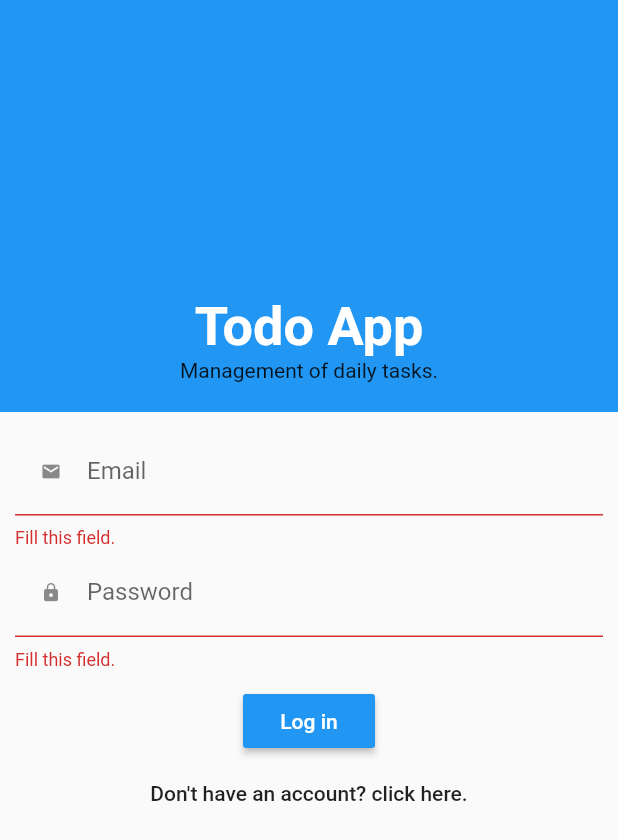
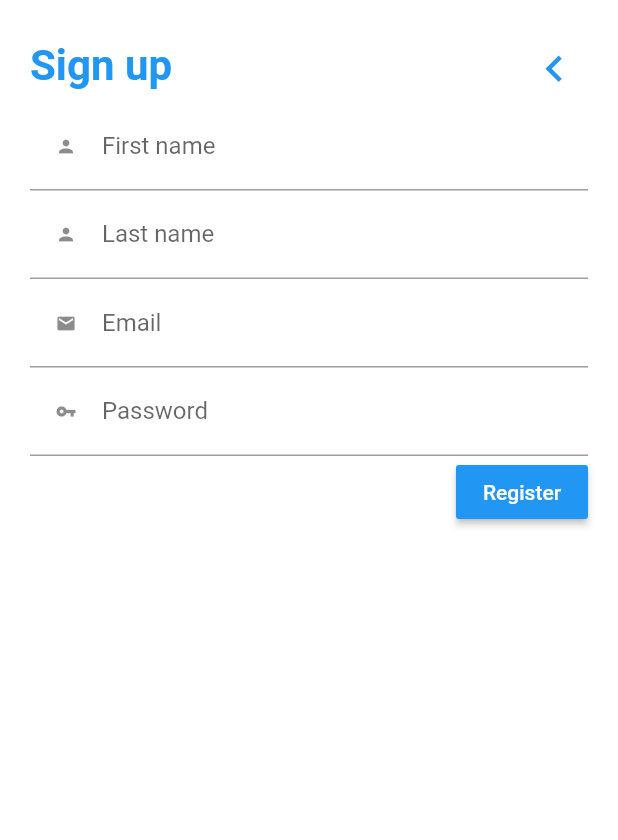
Before and after one commit to Joaovsa7/todo-app-mobile, a Flutter app: the screen it shows after launch, after a tap on "Log in", after a tap on "Don't have an account? click here.", on a phone screen of 412 x 824 dp. Shown: the top 840 px of the screen. Run offline on Flutter 3.47's test engine with Material 2 defaults, Android fonts, the phone set to English and light mode, and no system bars; our stand-ins replace email_validator, shared_preferences; accounts and stored records are empty.

Commit message:
signup page ok, refactoring routes and using shared preferences to save user data

```diff
--- /dev/null
+++ b/lib/app.dart
@@ -0,0 +1,21 @@
+import 'package:flutter/material.dart';
+import './screens/register.dart';
+import './screens/homepage.dart';
+import './screens/login.dart';
+
+class TodoApp extends StatelessWidget {
+  // This widget is the root of your application.
+  @override
+  Widget build(BuildContext context) {
+    return MaterialApp(
+      title: 'TODO APP',
+      debugShowCheckedModeBanner: false,
+      initialRoute: '/',
+      routes: {
+        '/': (context) => Login(),
+        '/register': (context) => Register(),
+        '/dashboard': (context) => HomePage(),
+      },
+    );
+  }
+}
--- a/lib/components/loginForm.dart
+++ b/lib/components/loginForm.dart
@@ -1,6 +1,5 @@
 import 'package:flutter/material.dart';
-import 'package:todo_app/screens/homepage.dart';
-import 'package:todo_app/screens/signUp.dart';
+import '../services/sharedPref.dart';
 import '../services/user.dart';
 
 class FormLogin extends StatelessWidget {
@@ -8,11 +7,14 @@ class FormLogin extends StatelessWidget {
   final emailController = TextEditingController();
   final passwordController = TextEditingController();
   final userService = new UserService();
+  final sharedPref = SharedPref();
+
   @override
   Widget build(BuildContext context) {
     // Build a Form widget using the _formKey created above.
     return Container(
       margin: new EdgeInsets.all(10),
+      child: SingleChildScrollView(
         child: Form(
           key: _formKey,
           child: Column(
@@ -63,8 +65,9 @@ class FormLogin extends StatelessWidget {
                 child: RaisedButton(
                   onPressed: () async {
                     if (_formKey.currentState.validate()) {
-                    Scaffold.of(context).showSnackBar(
-                        SnackBar(content: Text('Processing Data')));
+                      Scaffold.of(context)
+                          .showSnackBar(SnackBar(content: Text('wait...')));
+
                       var loginResponse = await userService.login(
                           emailController.text.trim(),
                           passwordController.text.trim());
@@ -76,14 +79,10 @@ class FormLogin extends StatelessWidget {
                       }
 
                       var userData = loginResponse.user;
-                    String name = "${userData.firstName} ${userData.lastName}";
-
-                    return Navigator.push(
-                        context,
-                        MaterialPageRoute(
-                            builder: (context) =>
-                                HomePage(name: name, userId: userData.id)));
+                      await sharedPref.save('userData', userData);
+                      return Navigator.pushNamed(context, '/dashboard');
                     }
+                    return null;
                   },
                   child: Text(
                     'Log in',
@@ -95,13 +94,13 @@ class FormLogin extends StatelessWidget {
                 ),
               ),
               MaterialButton(
+                child: Text("Don't have an account? click here."),
                 onPressed: () {
-                return Navigator.push(
-                    context, MaterialPageRoute(builder: (context) => SignUp()));
+                  Navigator.pushNamed(context, '/register');
                 },
-              child: Text("Don't have an account? click here."),
               ),
             ],
+          ),
         ),
       ),
     );
--- a/lib/main.dart
+++ b/lib/main.dart
@@ -1,16 +1,4 @@
 import 'package:flutter/material.dart';
-import './screens/login.dart';
+import 'app.dart';
 
-void main() => runApp(MyApp());
-
-class MyApp extends StatelessWidget {
-  // This widget is the root of your application.
-  @override
-  Widget build(BuildContext context) {
-    return MaterialApp(
-      title: 'TODO APP',
-      debugShowCheckedModeBanner: false,
-      home: Login(),
-    );
-  }
-}
+void main() => runApp(TodoApp());
--- a/lib/models/task.dart
+++ b/lib/models/task.dart
@@ -6,7 +6,6 @@ class TasksModel {
   String title;
   String description;
   String userId;
-  int iV;
   bool error;
   String errorMessage;
   String successMessage;
@@ -19,7 +18,6 @@ class TasksModel {
       this.title,
       this.description,
       this.userId,
-      this.iV,
       this.error,
       this.errorMessage,
       this.successMessage});
@@ -32,7 +30,6 @@ class TasksModel {
     title = json['title'];
     description = json['description'];
     userId = json['user_id'];
-    iV = json['__v'];
     successMessage = json['success'];
   }
 
@@ -45,7 +42,6 @@ class TasksModel {
     data['title'] = this.title;
     data['description'] = this.description;
     data['user_id'] = this.userId;
-    data['__v'] = this.iV;
     data['error'] = this.errorMessage;
     return data;
   }
--- a/lib/models/user.dart
+++ b/lib/models/user.dart
@@ -2,21 +2,20 @@ class LoginResponse {
   User user;
   bool auth;
   String token;
-  bool error;
-  String errorMessage;
+  String error;
 
   LoginResponse({
     this.user,
     this.auth = false,
     this.token,
-    this.error = false,
-    this.errorMessage,
+    this.error,
   });
 
   LoginResponse.fromJson(Map<String, dynamic> json) {
     user = json['user'] != null ? new User.fromJson(json['user']) : null;
     auth = json['auth'];
     token = json['token'];
+    error = json['error'];
   }
 
   Map<String, dynamic> toJson() {
@@ -26,6 +25,7 @@ class LoginResponse {
     }
     data['auth'] = this.auth;
     data['token'] = this.token;
+    data['error'] = this.error;
     return data;
   }
 }
@@ -74,59 +74,3 @@ class User {
     return data;
   }
 }
-
-class RegisterResponse {
-  String message;
-  Data data;
-  bool error;
-
-  RegisterResponse({this.error, this.message, this.data});
-
-  RegisterResponse.fromJson(Map<String, dynamic> json) {
-    message = json['message'];
-    data = json['data'] != null ? new Data.fromJson(json['data']) : null;
-  }
-
-  Map<String, dynamic> toJson() {
-    final Map<String, dynamic> data = new Map<String, dynamic>();
-    data['message'] = this.message;
-    if (this.data != null) {
-      data['data'] = this.data.toJson();
-    }
-    return data;
-  }
-}
-
-class Data {
-  String password;
-  int status;
-  String sId;
-  String firstName;
-  String lastName;
-  String email;
-
-  Data({
-    this.password,
-    this.status,
-    this.sId,
-    this.firstName,
-    this.lastName,
-    this.email,
-  });
-
-  Data.fromJson(Map<String, dynamic> json) {
-    password = json['password'];
-    firstName = json['firstName'];
-    lastName = json['lastName'];
-    email = json['email'];
-  }
-
-  Map<String, dynamic> toJson() {
-    final Map<String, dynamic> data = new Map<String, dynamic>();
-    data['password'] = this.password;
-    data['firstName'] = this.firstName;
-    data['lastName'] = this.lastName;
-    data['email'] = this.email;
-    return data;
-  }
-}
--- /dev/null
+++ b/lib/screens/register.dart
@@ -0,0 +1,195 @@
+import 'package:flutter/material.dart';
+import 'package:email_validator/email_validator.dart';
+import '../services/user.dart';
+
+class Register extends StatelessWidget {
+  final _formKey = GlobalKey<FormState>();
+  final userService = new UserService();
+  final formData = new Map();
+  final globalKey = GlobalKey<ScaffoldState>();
+
+  String _defaultFieldValidator(value) {
+    if (value.trim().isEmpty) {
+      return 'Fill this field.';
+    }
+    return null;
+  }
+
+  @override
+  Widget build(BuildContext context) {
+    return SafeArea(
+      child: Scaffold(
+        backgroundColor: Colors.white,
+        body: Builder(
+          builder: (BuildContext context) {
+            return SingleChildScrollView(
+              child: Container(
+                margin: EdgeInsets.all(20),
+                child: Row(
+                  children: <Widget>[
+                    Expanded(
+                      child: Column(
+                        crossAxisAlignment: CrossAxisAlignment.start,
+                        children: <Widget>[
+                          Container(
+                            child: Row(
+                              mainAxisAlignment: MainAxisAlignment.spaceBetween,
+                              children: <Widget>[
+                                Column(
+                                  children: <Widget>[
+                                    Text(
+                                      'Sign up',
+                                      style: TextStyle(
+                                          fontSize: 28,
+                                          fontWeight: FontWeight.bold,
+                                          color: Colors.blue),
+                                    ),
+                                  ],
+                                ),
+                                Column(
+                                  children: <Widget>[
+                                    IconButton(
+                                      onPressed: () {
+                                        return Navigator.pop(context);
+                                      },
+                                      icon: Icon(
+                                        Icons.navigate_before,
+                                        size: 35,
+                                      ),
+                                      color: Colors.blue,
+                                    ),
+                                  ],
+                                ),
+                              ],
+                            ),
+                          ),
+                          Form(
+                            key: _formKey,
+                            child: Column(
+                              children: <Widget>[
+                                TextFormField(
+                                  textAlign: TextAlign.left,
+                                  validator: (value) =>
+                                      _defaultFieldValidator(value),
+                                  onChanged: (value) {
+                                    formData['firstName'] = value;
+                                  },
+                                  decoration: const InputDecoration(
+                                      labelText: 'First name',
+                                      hintText: "John",
+                                      prefixIcon: Icon(
+                                        Icons.person,
+                                        size: 14,
+                                      ),
+                                      hintStyle: TextStyle(fontSize: 12)),
+                                ),
+                                TextFormField(
+                                  textAlign: TextAlign.left,
+                                  validator: (value) =>
+                                      _defaultFieldValidator(value),
+                                  onChanged: (value) {
+                                    formData['lastName'] = value;
+                                  },
+                                  decoration: const InputDecoration(
+                                      labelText: 'Last name',
+                                      hintText: "Doe",
+                                      prefixIcon: Icon(
+                                        Icons.person,
+                                        size: 14,
+                                      ),
+                                      hintStyle: TextStyle(fontSize: 14)),
+                                ),
+                                TextFormField(
+                                  textAlign: TextAlign.left,
+                                  validator: (value) {
+                                    final isValid =
+                                        EmailValidator.validate(value);
+                                    if (!isValid) {
+                                      return 'This email is not correct.';
+                                    }
+                                    return null;
+                                  },
+                                  onChanged: (value) {
+                                    formData['email'] = value;
+                                  },
+                                  decoration: const InputDecoration(
+                                      labelText: 'Email',
+                                      hintText: "google@gmail.com",
+                                      prefixIcon: Icon(
+                                        Icons.email,
+                                        size: 14,
+                                      ),
+                                      hintStyle: TextStyle(fontSize: 14)),
+                                  keyboardType: TextInputType.text,
+                                ),
+                                TextFormField(
+                                  textAlign: TextAlign.left,
+                                  validator: (value) =>
+                                      _defaultFieldValidator(value),
+                                  onChanged: (value) {
+                                    formData['password'] = value;
+                                  },
+                                  decoration: const InputDecoration(
+                                    labelText: 'Password',
+                                    hintText: "google@gmail.com",
+                                    prefixIcon: Icon(
+                                      Icons.vpn_key,
+                                      size: 14,
+                                    ),
+                                    hintStyle: TextStyle(fontSize: 14),
+                                  ),
+                                  keyboardType: TextInputType.emailAddress,
+                                )
+                              ],
+                            ),
+                          ),
+                          Row(
+                            mainAxisAlignment: MainAxisAlignment.end,
+                            children: <Widget>[
+                              RaisedButton(
+                                color: Colors.blue,
+                                onPressed: () async {
+                                  if (_formKey.currentState.validate()) {
+                                    // If the form is valid, display a snackbar. In the real world,
+                                    // you'd often call a server or save the information in a database.
+                                    var loginResponse =
+                                        await userService.register(formData);
+                                    var hasError =
+                                        loginResponse.error.isNotEmpty;
+
+                                    if (hasError) {
+                                      return Scaffold.of(context).showSnackBar(
+                                        SnackBar(
+                                          content: Text(loginResponse.error),
+                                        ),
+                                      );
+                                    }
+
+                                    if (loginResponse.auth) {
+                                      return Navigator.pushNamed(
+                                          context, '/dashboard');
+                                    }
+                                  }
+
+                                  return null;
+                                },
+                                child: Text(
+                                  'Register',
+                                  style: TextStyle(color: Colors.white),
+                                ),
+                              )
+                            ],
+                          )
+                        ],
+                      ),
+                    )
+                  ],
+                ),
+              ),
+            );
+          },
+        ),
+      ),
+    );
+  }
+}
--- a/lib/services/task.dart
+++ b/lib/services/task.dart
@@ -4,6 +4,7 @@ import '../models/task.dart';
 
 class TaskService {
   Future<List<TasksModel>> getTasksOfUser(String id) async {
+    if (id == null) return null;
     String url = 'http://10.0.2.2:4000/task/user/$id';
     Map headers = <String, String>{
       'Content-type': 'application/json',
@@ -18,6 +19,7 @@ class TaskService {
         TasksModel task = TasksModel.fromJson(t);
         tasksList.add(task);
       }
+
       return tasksList;
     }).catchError((error) {
       print(error);
--- a/pubspec.yaml
+++ b/pubspec.yaml
@@ -20,6 +20,8 @@ dependencies:
   http: ^0.12.0+4
   flutter:
     sdk: flutter
+  email_validator: '^1.0.0'
+  shared_preferences: ^0.5.6+2
 
   # The following adds the Cupertino Icons font to your application.
   # Use with the CupertinoIcons class for iOS style icons.
```
Also changed, not shown: lib/components/renderTasks.dart (+11 -7 lines), lib/screens/homepage.dart (+26 -8 lines), lib/screens/signUp.dart (deleted, +0 -140 lines), lib/services/sharedPref.dart (added, +19 -0 lines), lib/services/user.dart (+4 -4 lines), flutter_01.png (added), pubspec.lock. Lines whose indentation alone changed are shown as unchanged.
